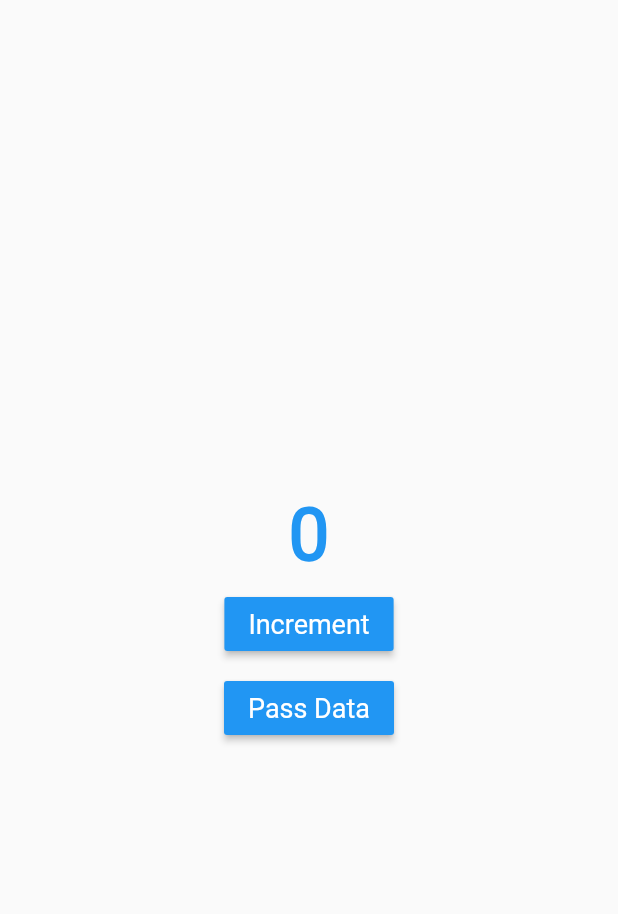
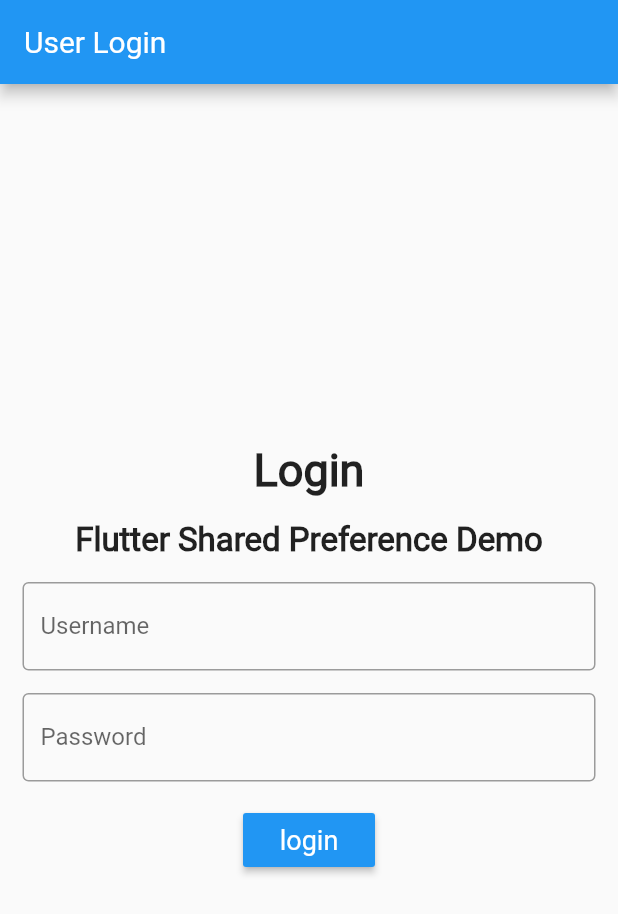
Before and after one commit to mahmudul2017/Work-with-flutter, a Flutter app: the screen it shows after launch, on a phone screen of 412 x 824 dp. Shown: the top 914 px of the screen. Run offline on Flutter 3.47's test engine with Material 2 defaults, Android fonts, the phone set to English and light mode, and no system bars; our stand-ins replace liquid_swipe, shared_preferences.

Commit message:
+ login form added

```diff
--- /dev/null
+++ b/lib/login_preference/login.dart
@@ -0,0 +1,147 @@
+import 'package:flutter/material.dart';
+import 'package:shared_preferences/shared_preferences.dart';
+
+import 'dashboard.dart';
+
+class login extends StatelessWidget {
+  @override
+  Widget build(BuildContext context) {
+    return MaterialApp(
+      title: 'Shared pref login',
+      theme: ThemeData(
+        primarySwatch: Colors.blue,
+      ),
+      home: loginState(),
+      debugShowCheckedModeBanner: false,
+    );
+  }
+}
+
+class loginState extends StatefulWidget {
+  @override
+  _loginStateState createState() => _loginStateState();
+}
+
+class _loginStateState extends State<loginState> {
+  // retrieve the user current value from TextField
+  final username_controller =  TextEditingController();
+  final password_controller = TextEditingController();
+
+  SharedPreferences loginPref;
+  bool newUser;
+  bool isUserNameValidate = false;
+  bool isUserPassValidate = false;
+
+  @override
+  void initState() {
+    super.initState();
+    check_if_already_exist();
+  }
+
+  @override
+  Widget build(BuildContext context) {
+    return Scaffold(
+      appBar: AppBar(
+        title: Text('User Login'),
+      ),
+      body: Center(
+        child: Column(
+          mainAxisAlignment: MainAxisAlignment.center,
+          children: <Widget> [
+            Text('Login',  style: TextStyle(fontSize: 30, fontWeight: FontWeight.bold),),
+            Padding(
+              padding: const EdgeInsets.only(top: 16.0),
+              child: Text('Flutter Shared Preference Demo',
+                style: TextStyle(fontSize: 22, fontWeight: FontWeight.bold),),),
+            Padding(
+              padding: const EdgeInsets.all(15.0),
+              child: TextField(
+                controller: username_controller,
+                decoration: InputDecoration(
+                  border: OutlineInputBorder(),
+                  labelText: 'Username',
+                  errorText: isUserNameValidate ? 'Please enter a Username' : null,
+                ),
+              ),
+            ),
+            Padding(
+                padding: const EdgeInsets.only(left: 15.0, right: 15.0, bottom: 15.0),
+                child: TextField(
+                  controller: password_controller,
+                  decoration: InputDecoration(
+                    border: OutlineInputBorder(),
+                    labelText: 'Password',
+                    errorText: isUserPassValidate ? 'Please enter a Password' : null
+                  ),
+               ),
+            ),
+            RaisedButton(
+                textColor: Colors.white,
+                color: Colors.blue,
+                onPressed: () {
+                  String username = username_controller.text;
+                  String password = password_controller.text;
+
+                  var validateNameReturn = validateTextField(username);
+                  validatePassTextField(password);
+                  print('return value: $validateNameReturn and isUserNameValidate: $isUserNameValidate');
+
+                  if(username != '' && password != '') {
+                    print('Successful $validateNameReturn');
+                    loginPref.setBool("login", false);
+
+                    loginPref.setString('username', username);
+                    Navigator.pushReplacement(context, MaterialPageRoute(builder: (context) => dashboard()));
+                  }
+                },
+              child: Text('login', style: TextStyle(fontSize: 18,),),
+            )
+          ],
+        ),
+      ),
+    );
+  }
+
+  bool validateTextField(String userInput) {
+    if (userInput.isEmpty) {
+      setState(() {
+        isUserNameValidate = true;
+      });
+      return false;
+    }
+    setState(() {
+      isUserNameValidate = false;
+    });
+    return true;
+  }
+
+  bool validatePassTextField(String userPass) {
+    if (userPass.isEmpty) {
+      setState(() {
+        isUserPassValidate = true;
+      });
+      return false;
+    }
+    setState(() {
+      isUserPassValidate = false;
+    });
+    return true;
+  }
+
+  void check_if_already_exist() async {
+    loginPref = await SharedPreferences.getInstance();
+    newUser = (loginPref.getBool('LogIn')) ?? true;
+
+    print(newUser);
+    if(!newUser) {
+      Navigator.pushReplacement(context, MaterialPageRoute(builder: (context) => dashboard()));
+    }
+  }
+
+  @override
+  void dispose() {
+    username_controller.dispose();
+    password_controller.dispose();
+    super.dispose();
+  }
+}
--- a/lib/main.dart
+++ b/lib/main.dart
@@ -1,4 +1,5 @@
 import 'package:flutter/material.dart';
+import 'package:flutter_app/login_preference/login.dart';
 import 'package:flutter_app/state_manage/providerData.dart';
 import 'package:flutter_app/state_manage/providerManagement.dart';
 import 'package:provider/provider.dart';
@@ -54,9 +55,12 @@ import 'state_manage/stateManagement.dart';
   }
 }*/
 
-void main() => runApp(ChangeNotifierProvider(
+void main() => runApp(login());
+
+//************* Provider apply *************
+/*void main() => runApp(ChangeNotifierProvider(
     create: (Context) => providerData(),
-    child: providerManagement()));
+    child: providerManagement()));*/
 
 class MyHomeClass extends StatelessWidget {
   @override
```
Also changed, not shown: lib/login_preference/dashboard.dart (added, +74 -0 lines).
